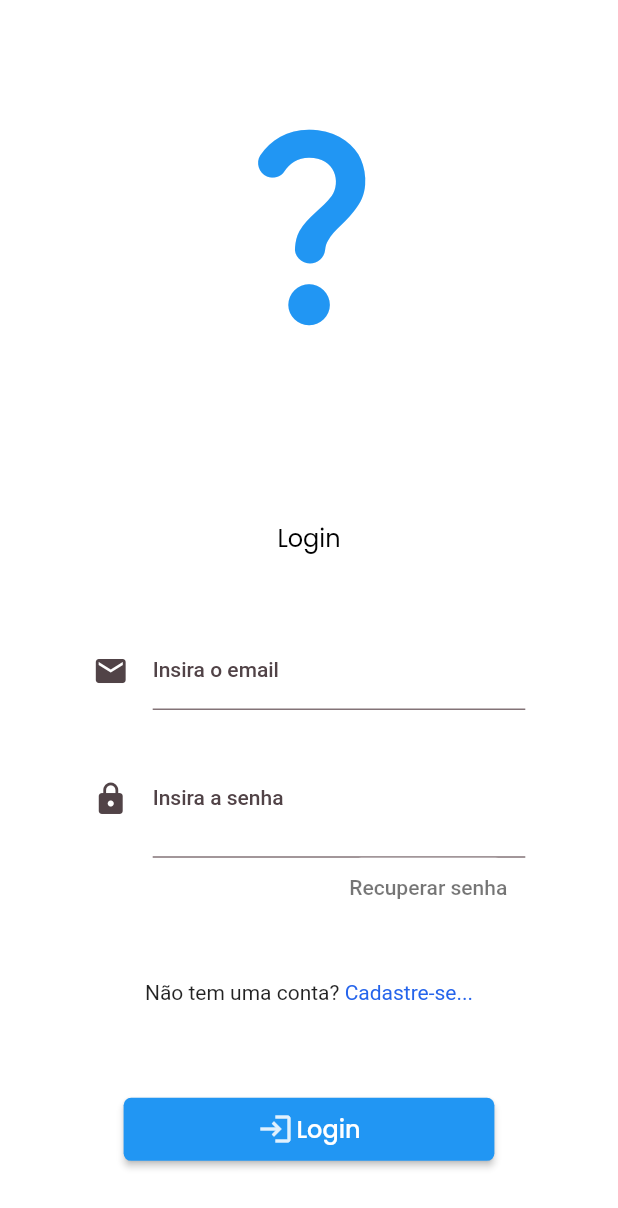
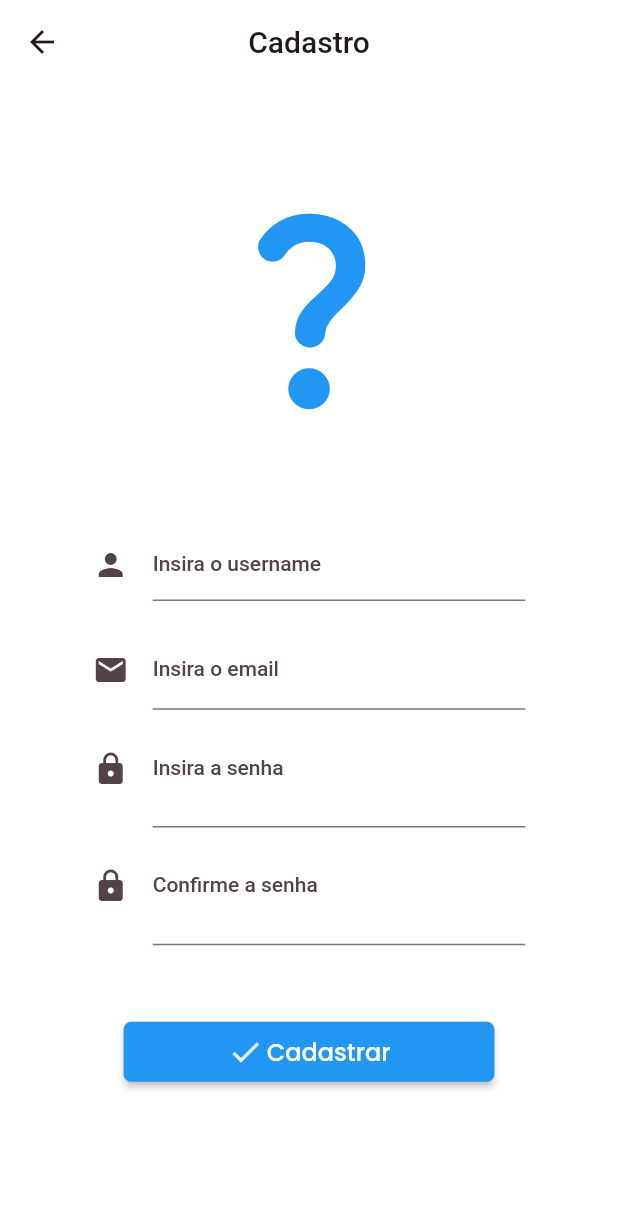
Before and after one commit to IgorMarcucci/ModelApp, a Flutter app: the screen it shows after launch, after a tap on an icon or button, on a phone screen of 412 x 824 dp. Shown: the top 1208 px of the screen. Run offline on Flutter 3.47's test engine with Material 2 defaults, Android fonts, the phone set to English and light mode, and no system bars; drawn by our look-alikes of auto_size_text; our stand-ins replace go_router, google_fonts.

Commit message:
FIX - Register page and Change pass page

```diff
--- a/lib/app/keys/keys.dart
+++ b/lib/app/keys/keys.dart
@@ -3,4 +3,5 @@ import 'package:flutter/material.dart';
 class Keys {
   final loginKey = GlobalKey<FormState>(debugLabel: 'loginKey');
   final registerKey = GlobalKey<FormState>(debugLabel: 'registerKey');
+  final changePassKey = GlobalKey<FormState>(debugLabel: 'changePassKey');
 }
--- a/lib/app/routes/route.dart
+++ b/lib/app/routes/route.dart
@@ -1,5 +1,7 @@
 import 'package:go_router/go_router.dart';
+import 'package:model_app/views/change-pass/change-pass.view.dart';
 import 'package:model_app/views/login/login.view.dart';
+import 'package:model_app/views/register/register.view.dart';
 
 final GoRouter routes = GoRouter(
   routes: [
@@ -9,5 +11,17 @@ final GoRouter routes = GoRouter(
         return const LoginView();
       },
     ),
+    GoRoute(
+      path: '/register',
+      builder: (context, state) {
+        return const RegisterView();
+      },
+    ),
+    GoRoute(
+      path: '/change-pass',
+      builder: (context, state) {
+        return const ChangePassView();
+      },
+    ),
   ],
 );
--- a/lib/app/widgets/input_email.widget.dart
+++ b/lib/app/widgets/input_email.widget.dart
@@ -6,15 +6,15 @@ class InputEmail extends StatefulWidget {
   const InputEmail({
     Key? key,
     required this.text,
-    required this.typetxt,
+    required this.inputType,
     required this.icone,
-    required this.inputMail,
+    required this.emailController,
   }) : super(key: key);
 
   final Icon icone;
   final String text;
-  final TextInputType typetxt;
-  final TextEditingController? inputMail;
+  final TextInputType inputType;
+  final TextEditingController? emailController;
 
   @override
   State<InputEmail> createState() => _InputEmailState();
@@ -25,14 +25,14 @@ class _InputEmailState extends State<InputEmail> {
   Widget build(BuildContext context) {
     final CustomTheme tema = Theme.of(context).extension<CustomTheme>()!;
     return TextFormField(
-      keyboardType: widget.typetxt,
+      keyboardType: widget.inputType,
       decoration: InputDecoration(
         icon: widget.icone,
         labelText: widget.text,
         // labelStyle: tema.styletextfield,
       ),
       style: tema.mainTextBlack,
-      controller: widget.inputMail,
+      controller: widget.emailController,
       validator: (value) => validateEmail(value!),
     );
   }
--- /dev/null
+++ b/lib/app/widgets/input_username.dart
@@ -0,0 +1,30 @@
+import 'package:flutter/material.dart';
+import 'package:model_app/app/validators/validate_username.dart';
+
+class InputUsername extends StatelessWidget {
+  const InputUsername({
+    Key? key,
+    required this.text,
+    required this.inputType,
+    required this.icone, required this.usernameController,
+  }) : super(key: key);
+
+  final Icon icone;
+  final String text;
+  final TextInputType inputType;
+  final TextEditingController usernameController;
+
+  @override
+  Widget build(BuildContext context) {
+    return TextFormField(
+      textInputAction: TextInputAction.next,
+      keyboardType: inputType,
+      decoration: InputDecoration(
+        icon: icone,
+        labelText: text,
+      ),
+      controller: usernameController,
+      validator: (value) => validateUsername(value!),
+    );
+  }
+}
--- a/lib/views/login/login.view.dart
+++ b/lib/views/login/login.view.dart
@@ -5,7 +5,7 @@ import 'package:model_app/app/theme/theme.dart';
 import 'package:model_app/app/widgets/button.widget.dart';
 import 'package:model_app/controllers/user.controller.dart';
 import 'package:model_app/main.dart';
-import 'package:model_app/views/login/widgets/input_area_login.dart';
+import 'package:model_app/views/login/widgets/input_area.widget.dart';
 import 'package:provider/provider.dart';
 
 class LoginView extends StatefulWidget {
@@ -21,7 +21,7 @@ class _LoginViewState extends State<LoginView> {
     UserController userController = context.read<UserController>();
     final CustomTheme tema = Theme.of(context).extension<CustomTheme>()!;
     return LayoutBuilder(
-      builder: (context, p1) {
+      builder: (context, boxConstraint) {
         return SafeArea(
           child: Scaffold(
             backgroundColor: Colors.white,
@@ -30,7 +30,7 @@ class _LoginViewState extends State<LoginView> {
                     child: SingleChildScrollView(
                       child: Center(
                         child: SizedBox(
-                          height: p1.maxHeight > 600
+                          height: boxConstraint.maxHeight > 600
                               ? MediaQuery.of(context).size.height
                               : 600,
                           child: Column(
@@ -38,14 +38,14 @@ class _LoginViewState extends State<LoginView> {
                             children: [
                               SizedBox(
                                 width: MediaQuery.of(context).size.width,
-                                height: p1.maxHeight > 600
+                                height: boxConstraint.maxHeight > 600
                                     ? MediaQuery.of(context).size.height * 0.36
                                     : 216,
                                 child: Center(
                                   child: Icon(
                                     Icons.question_mark_rounded,
                                     color: Colors.blue,
-                                    size: p1.maxHeight > 600
+                                    size: boxConstraint.maxHeight > 600
                                     ? MediaQuery.of(context).size.height * 0.20
                                     : 120),
                                 ),
@@ -53,7 +53,7 @@ class _LoginViewState extends State<LoginView> {
                               SizedBox(
                                 // color: Colors.red,
                                 width: MediaQuery.of(context).size.width,
-                                height: p1.maxHeight > 600
+                                height: boxConstraint.maxHeight > 600
                                     ? MediaQuery.of(context).size.height * 0.64
                                     : 384,
                                 child: Column(
--- a/lib/views/login/widgets/input_area_login.dart
+++ b/lib/views/login/widgets/input_area.widget.dart
@@ -1,5 +1,6 @@
 import 'package:auto_size_text/auto_size_text.dart';
 import 'package:flutter/material.dart';
+import 'package:go_router/go_router.dart';
 import 'package:model_app/app/widgets/input_email.widget.dart';
 import 'package:model_app/app/widgets/input_password.widget.dart';
 import 'package:model_app/controllers/user.controller.dart';
@@ -17,9 +18,9 @@ class InputAreaLogin extends StatelessWidget {
           width: MediaQuery.of(context).size.width * 0.7,
           child: InputEmail(
             text: 'Insira o email',
-            typetxt: TextInputType.emailAddress,
+            inputType: TextInputType.emailAddress,
             icone: const Icon(Icons.mail),
-            inputMail: userController.emailController,
+            emailController: userController.emailController,
           ),
         ),
         const SizedBox(
@@ -48,7 +49,7 @@ class InputAreaLogin extends StatelessWidget {
               ),
               onPressed: () {
                 userController.clearControllers();
-                // context.push('/change-pass');
+                context.push('/change-pass');
               },
               child: const AutoSizeText(
                 "Recuperar senha",
@@ -74,7 +75,7 @@ class InputAreaLogin extends StatelessWidget {
               ),
               onPressed: () {
                 userController.clearControllers();
-                // context.push('/register');
+                context.push('/register');
               },
               child: RichText(
                 text: TextSpan(
--- /dev/null
+++ b/lib/views/register/register.view.dart
@@ -0,0 +1,94 @@
+import 'package:flutter/material.dart';
+import 'package:go_router/go_router.dart';
+import 'package:model_app/app/widgets/button.widget.dart';
+import 'package:model_app/app/widgets/message.widget.dart';
+import 'package:model_app/controllers/user.controller.dart';
+import 'package:model_app/main.dart';
+import 'package:model_app/views/register/widgets/input_area.widget.dart';
+import 'package:provider/provider.dart';
+
+class RegisterView extends StatelessWidget {
+  const RegisterView({Key? key}) : super(key: key);
+
+  @override
+  Widget build(BuildContext context) {
+    UserController userController = context.read<UserController>();
+    return LayoutBuilder(
+      builder: (context, boxConstraint) {
+        return SafeArea(
+      child: Scaffold(
+          backgroundColor: Colors.white,
+          appBar: AppBar(
+            leading: IconButton(
+              icon: const Icon(Icons.arrow_back),
+              onPressed: () {
+                context.pop();
+                // userController.clearControllers();
+              },
+            ),
+            backgroundColor: Colors.white,
+            surfaceTintColor: Colors.black12,
+            title: const Text(
+                'Cadastro',
+                selectionColor: Colors.black,
+              ),
+            centerTitle: true,
+          ),
+          body: Form(
+                  key: keys.registerKey,
+                  child: SingleChildScrollView(
+                    child: Center(
+                      child: Column(
+                        mainAxisAlignment: MainAxisAlignment.spaceEvenly,
+                        children: [
+                          SizedBox(
+                            width: MediaQuery.of(context).size.width,
+                            height: boxConstraint.maxHeight > 600
+                                ? MediaQuery.of(context).size.height * 0.36
+                                : 220,
+                            child: Center(
+                              child: Icon(
+                                Icons.question_mark_rounded,
+                                color: Colors.blue,
+                                size: boxConstraint.maxHeight > 600
+                                ? MediaQuery.of(context).size.height * 0.20
+                                : 120),
+                            ),
+                          ),
+                          const InputAreaRegister(),
+                          Padding(
+                            padding: const EdgeInsets.fromLTRB(0, 50, 0, 50),
+                            child: SizedBox(
+                            height: 42,
+                            width: MediaQuery.of(context).size.width * 0.6,
+                            child: Center(
+                              child: ButtonWidget(
+                                text: 'Cadastrar',
+                                icon: Icons.check,
+                                callback: () {
+                                  if (keys.registerKey.currentState!.validate()) {
+                                    if (userController
+                                            .confirmPasswordController.text ==
+                                        userController.passwordController.text) {
+                                      userController.clearControllers();
+                                    } else {
+                                      message(
+                                          context, "As senhas devem ser iguais.");
+                                    }
+                                  }
+                                },
+                              ),
+                            ),
+                          ),
+                          ),
+                        ],
+                      ),
+                    ),
+                  ),
+                ),
+          ),
+    );
+      },
+    );
+  }
+}
--- /dev/null
+++ b/lib/views/register/widgets/input_area.widget.dart
@@ -0,0 +1,62 @@
+import 'package:flutter/material.dart';
+import 'package:model_app/app/widgets/input_email.widget.dart';
+import 'package:model_app/app/widgets/input_password.widget.dart';
+import 'package:model_app/app/widgets/input_username.dart';
+import 'package:model_app/controllers/user.controller.dart';
+import 'package:provider/provider.dart';
+
+class InputAreaRegister extends StatelessWidget {
+  const InputAreaRegister({super.key});
+
+  @override
+  Widget build(BuildContext context) {
+    UserController userController = context.read<UserController>();
+    return Column(
+      children: [
+        SizedBox(
+          width: MediaQuery.of(context).size.width * 0.7,
+          child: InputUsername(
+            text: 'Insira o username',
+            inputType: TextInputType.name,
+            icone: const Icon(
+              Icons.person,
+            ),
+            usernameController: userController.usernameController,
+          ),
+        ),
+        const SizedBox(
+          height: 20,
+        ),
+        SizedBox(
+          width: MediaQuery.of(context).size.width * 0.7,
+          child: InputEmail(
+            text: 'Insira o email',
+            inputType: TextInputType.emailAddress,
+            icone: const Icon(Icons.mail),
+            emailController: userController.emailController,
+          ),
+        ),
+        SizedBox(
+          width: MediaQuery.of(context).size.width * 0.7,
+          child: InputPassword(
+            passwordController: userController.passwordController,
+            text: 'Insira a senha',
+            icone: const Icon(
+              Icons.lock,
+            ),
+          ),
+        ),
+        SizedBox(
+          width: MediaQuery.of(context).size.width * 0.7,
+          child: InputPassword(
+            passwordController: userController.confirmPasswordController,
+            text: 'Confirme a senha',
+            icone: const Icon(
+              Icons.lock,
+            ),
+          ),
+        ),
+      ],
+    );
+  }
+}
```
Also changed, not shown: lib/app/validators/validate_username.dart (added, +10 -0 lines), lib/app/widgets/message.widget.dart (added, +23 -0 lines), lib/views/change-pass/change-pass.view.dart (added, +131 -0 lines).
